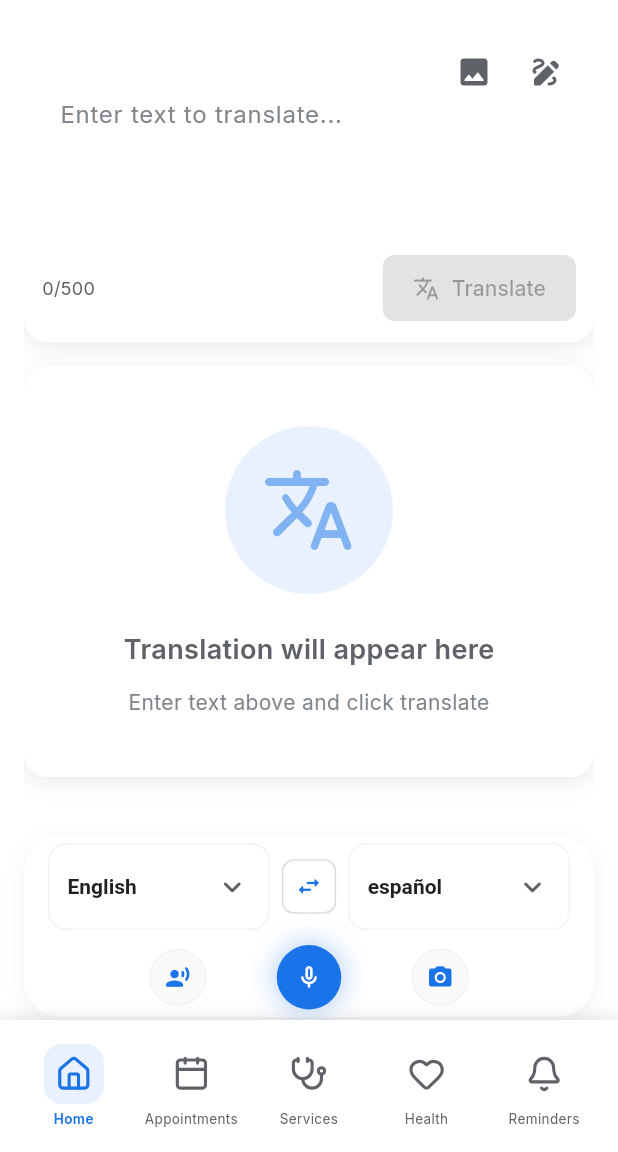
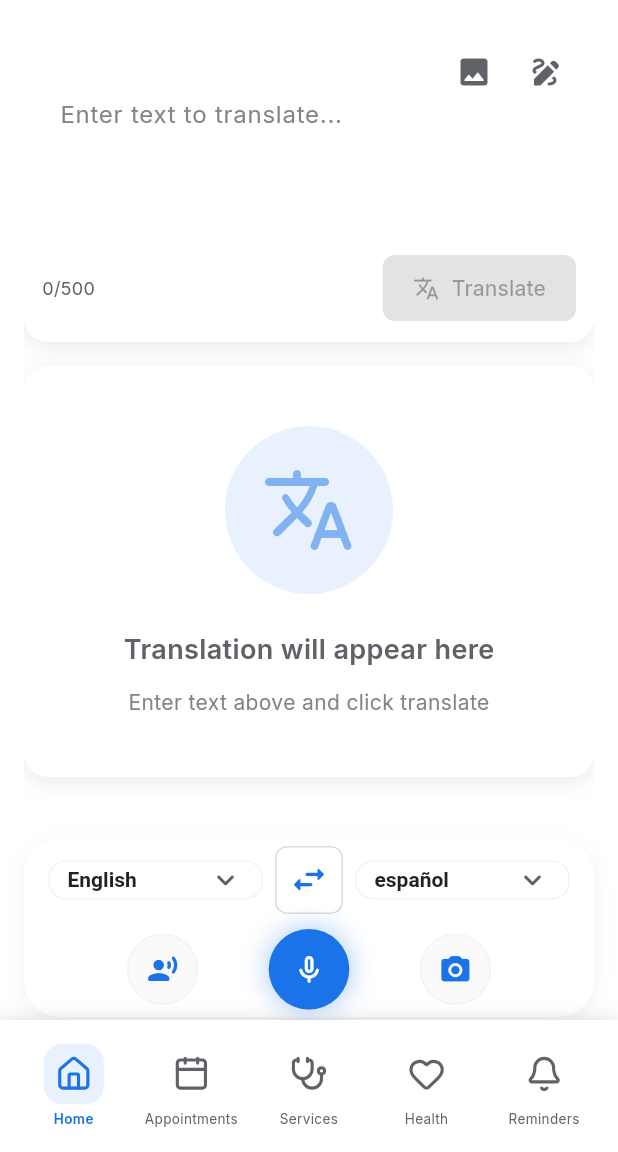
Before and after one commit to Kingmaker-RK/Medicus1, a Flutter app: the TranslationScreen screen opened by its route, on a phone screen of 412 x 824 dp, the part 84-1236 px from its top. Run offline on Flutter 3.47's test engine with Material 3 defaults, Android fonts, the phone set to English and light mode, and no system bars; our stand-ins replace dio, firebase_auth, firebase_core, flutter_tts, go_router, google_fonts and 8 more; missing offline and left inert: deepl_dart, model_viewer_plus; accounts and stored records are empty.

Commit message:
Final commit - ensure all changes are saved
- Generated with [Teta](https://teta.so) using [Claude Code](https://claude.com/claude-code)

Co-Authored-By: Teta <noreply@teta.so> using Claude <noreply@anthropic.com>

```diff
--- a/lib/screens/translation_screen.dart
+++ b/lib/screens/translation_screen.dart
@@ -474,7 +474,7 @@ class _TranslationScreenState extends State<TranslationScreen>
                         child: Icon(
                           Icons.swap_horiz_rounded,
                           color: AppColors.accent,
-                          size: 18.2,
+                          size: 27.3,
                         ),
                       ),
                     ),
@@ -503,8 +503,8 @@ class _TranslationScreenState extends State<TranslationScreen>
             children: [
               // Conversation Mode
               Container(
-                width: 38,
-                height: 38,
+                width: 47.5,
+                height: 47.5,
                 decoration: BoxDecoration(
                   shape: BoxShape.circle,
                   color: _isConversationMode ? AppColors.accent : Colors.grey[50],
@@ -527,7 +527,7 @@ class _TranslationScreenState extends State<TranslationScreen>
                   icon: Icon(
                     Icons.record_voice_over_rounded,
                     color: _isConversationMode ? Colors.white : AppColors.accent,
-                    size: 17,
+                    size: 21.25,
                   ),
                   tooltip: 'Conversation Mode',
                 ),
@@ -542,8 +542,8 @@ class _TranslationScreenState extends State<TranslationScreen>
 
               // Camera
               Container(
-                width: 38,
-                height: 38,
+                width: 47.5,
+                height: 47.5,
                 decoration: BoxDecoration(
                   shape: BoxShape.circle,
                   color: Colors.grey[50],
@@ -552,7 +552,7 @@ class _TranslationScreenState extends State<TranslationScreen>
                 child: IconButton(
                   onPressed: () => _pickAndExtractImage(source: ImageSource.camera),
                   icon: Icon(Icons.camera_alt_rounded, color: AppColors.accent),
-                  iconSize: 18,
+                  iconSize: 22.5,
                   tooltip: 'Take Photo',
                 ),
               ),
@@ -568,7 +568,7 @@ class _TranslationScreenState extends State<TranslationScreen>
     required ValueChanged<String?> onChanged,
   }) {
     return Container(
-      padding: const EdgeInsets.symmetric(horizontal: 12, vertical: 4),
+      padding: const EdgeInsets.symmetric(horizontal: 12, vertical: 0),
       decoration: BoxDecoration(
         color: AppColors.inputBackground,
         borderRadius: BorderRadius.circular(12),
@@ -576,6 +576,7 @@ class _TranslationScreenState extends State<TranslationScreen>
       ),
       child: DropdownButton<String>(
         value: value,
+        isDense: true,
         isExpanded: true,
         underline: const SizedBox(),
         icon: Icon(
@@ -1126,8 +1127,8 @@ class _TranslationScreenState extends State<TranslationScreen>
             await translationProvider.stopListening();
           },
           child: Container(
-            width: 43,
-            height: 43,
+            width: 53.75,
+            height: 53.75,
             decoration: BoxDecoration(
               shape: BoxShape.circle,
               color: translationProvider.isListening
@@ -1150,7 +1151,7 @@ class _TranslationScreenState extends State<TranslationScreen>
                   translationProvider.isListening
                       ? Icons.mic_rounded
                       : Icons.mic_none_rounded,
-                  size: 18,
+                  size: 22.5,
                   color: Colors.white,
                 ),
                 if (translationProvider.isListening)
```
Also changed, not shown: 1 other file.
